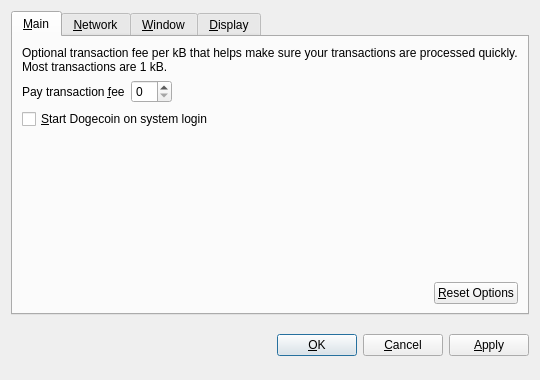
Qt form src/qt/forms/optionsdialog.ui (canadacoin/coin) before a commit.
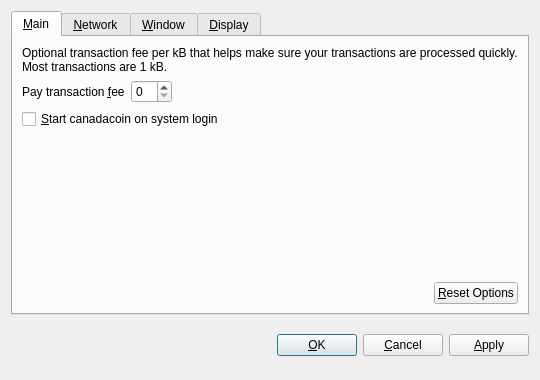
The same form after that commit. Custom widgets are drawn as their Qt base class.

```diff
--- a/src/qt/forms/optionsdialog.ui
+++ b/src/qt/forms/optionsdialog.ui
@@ -82,7 +82,7 @@
           <string>Automatically start Dogecoin after logging in to the system.</string>
          </property>
          <property name="text">
-          <string>&amp;Start Dogecoin on system login</string>
+          <string>&amp;Start canadacoin on system login</string>
          </property>
         </widget>
        </item>
```
Left out of the diff: 10 changed lines with no effect on the pictures.
